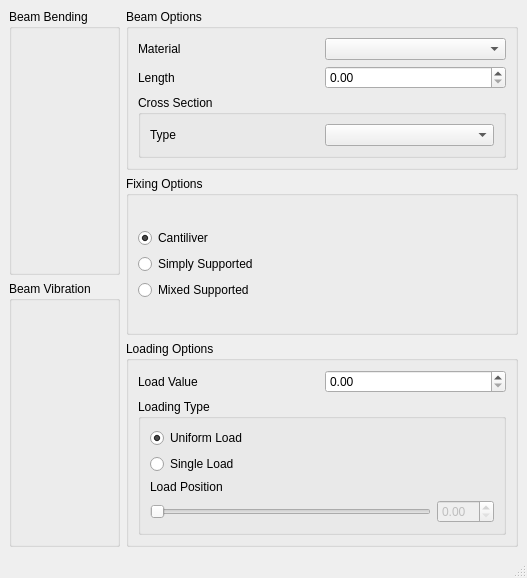
Qt form mainwindow.ui (opensourcereality/beambending) before a commit.
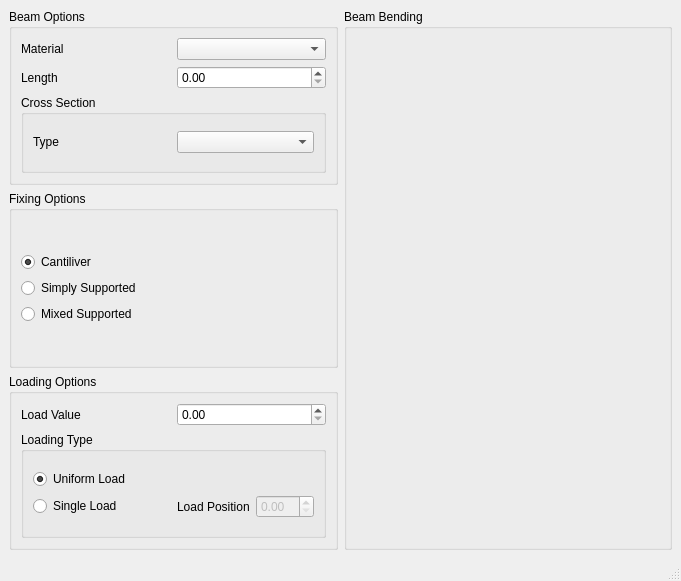
The same form after that commit.

The edit to the form file:
```diff
--- a/mainwindow.ui
+++ b/mainwindow.ui
@@ -6,8 +6,8 @@
    <rect>
     <x>0</x>
     <y>0</y>
-    <width>527</width>
-    <height>578</height>
+    <width>681</width>
+    <height>581</height>
    </rect>
   </property>
   <property name="windowTitle">
@@ -17,29 +17,6 @@
    <layout class="QGridLayout" name="gridLayout">
     <item row="0" column="0">
      <layout class="QHBoxLayout" name="horizontalLayout_2">
-      <item>
-       <layout class="QVBoxLayout" name="verticalLayout_4">
-        <item>
-         <widget class="QGroupBox" name="groupBox_5">
-          <property name="title">
-           <string>Beam Bending</string>
-          </property>
-          <layout class="QGridLayout" name="gridLayout_3">
-           <item row="0" column="0">
-            <layout class="QVBoxLayout" name="beamBending"/>
-           </item>
-          </layout>
-         </widget>
-        </item>
-        <item>
-         <widget class="QGroupBox" name="groupBox_6">
-          <property name="title">
-           <string>Beam Vibration</string>
-          </property>
-         </widget>
-        </item>
-       </layout>
-      </item>
       <item>
        <layout class="QVBoxLayout" name="verticalLayout_6">
         <item>
@@ -174,8 +151,8 @@
                 <string>Loading Type</string>
                </property>
                <layout class="QGridLayout" name="gridLayout_4">
-                <item row="0" column="0">
-                 <layout class="QVBoxLayout" name="verticalLayout_2">
+                <item row="1" column="0">
+                 <layout class="QVBoxLayout" name="verticalLayout_5">
                   <item>
                    <widget class="QRadioButton" name="uniformLoad">
                     <property name="text">
@@ -190,6 +167,8 @@
                    </widget>
                   </item>
                   <item>
+                   <layout class="QHBoxLayout" name="horizontalLayout_9">
+                    <item>
                    <widget class="QRadioButton" name="singleLoad">
                     <property name="enabled">
                      <bool>true</bool>
@@ -202,52 +181,29 @@
                     </property>
                    </widget>
                   </item>
-                 </layout>
-                </item>
-                <item row="2" column="0">
+                    <item>
                  <layout class="QHBoxLayout" name="horizontalLayout_6">
                   <item>
-                   <widget class="QSlider" name="loadPosition">
-                    <property name="enabled">
-                     <bool>false</bool>
-                    </property>
-                    <property name="minimumSize">
-                     <size>
-                      <width>200</width>
-                      <height>0</height>
-                     </size>
-                    </property>
-                    <property name="maximum">
-                     <number>100</number>
-                    </property>
-                    <property name="singleStep">
-                     <number>0</number>
-                    </property>
-                    <property name="value">
-                     <number>0</number>
-                    </property>
-                    <property name="orientation">
-                     <enum>Qt::Horizontal</enum>
-                    </property>
-                   </widget>
-                  </item>
-                  <item>
-                   <widget class="QDoubleSpinBox" name="loadPositionBox">
-                    <property name="enabled">
-                     <bool>false</bool>
-                    </property>
-                   </widget>
-                  </item>
-                 </layout>
-                </item>
-                <item row="1" column="0">
                  <widget class="QLabel" name="label_4">
                   <property name="text">
                    <string>Load Position</string>
                   </property>
                  </widget>
                 </item>
-               </layout>
+                      <item>
+                       <widget class="QDoubleSpinBox" name="loadPositionBox">
+                        <property name="enabled">
+                         <bool>false</bool>
+                        </property>
+                       </widget>
+                      </item>
+                     </layout>
+                    </item>
+                   </layout>
+                  </item>
+                 </layout>
+                </item>
+               </layout>
               </widget>
              </item>
             </layout>
@@ -257,6 +213,22 @@
         </item>
        </layout>
       </item>
+      <item>
+       <layout class="QVBoxLayout" name="verticalLayout_4">
+        <item>
+         <widget class="QGroupBox" name="groupBox_5">
+          <property name="title">
+           <string>Beam Bending</string>
+          </property>
+          <layout class="QGridLayout" name="gridLayout_3">
+           <item row="0" column="0">
+            <layout class="QVBoxLayout" name="beamBending"/>
+           </item>
+          </layout>
+         </widget>
+        </item>
+       </layout>
+      </item>
      </layout>
     </item>
    </layout>
```
Left out of the diff: 2 changed lines with no effect on the pictures. Lines whose indentation alone changed are shown as unchanged.
